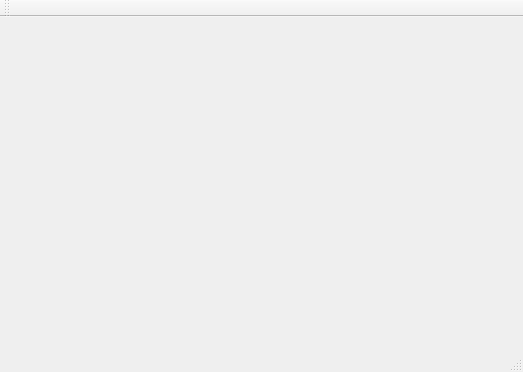
Old version of the form Projet info/Projet_Graphique/mainwindow.ui in the repository ilgha/Qt-projet.
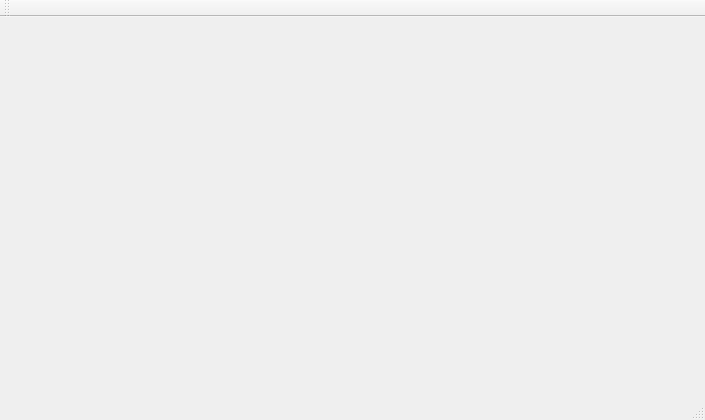
New version of the form.

What changed in the file:
```diff
--- a/Projet info/Projet_Graphique/mainwindow.ui
+++ b/Projet info/Projet_Graphique/mainwindow.ui
@@ -6,8 +6,8 @@
    <rect>
     <x>0</x>
     <y>0</y>
-    <width>523</width>
-    <height>372</height>
+    <width>705</width>
+    <height>420</height>
    </rect>
   </property>
   <property name="windowTitle">
```
Left out of the diff: 2 changed lines with no effect on the pictures.
